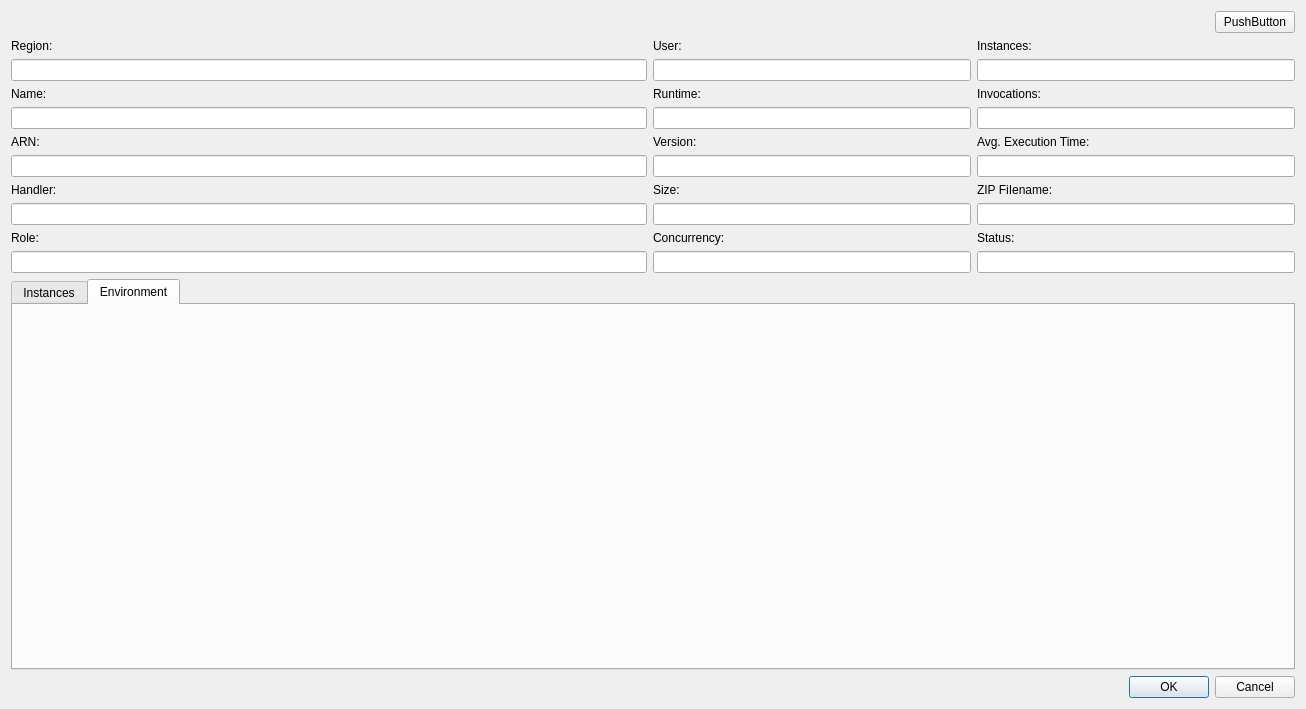
Before: the Qt Designer form src/modules/lambda/LambdaDetailsDialog.ui in jensvogt/awsmock-qt-ui, drawn with Qt 5.
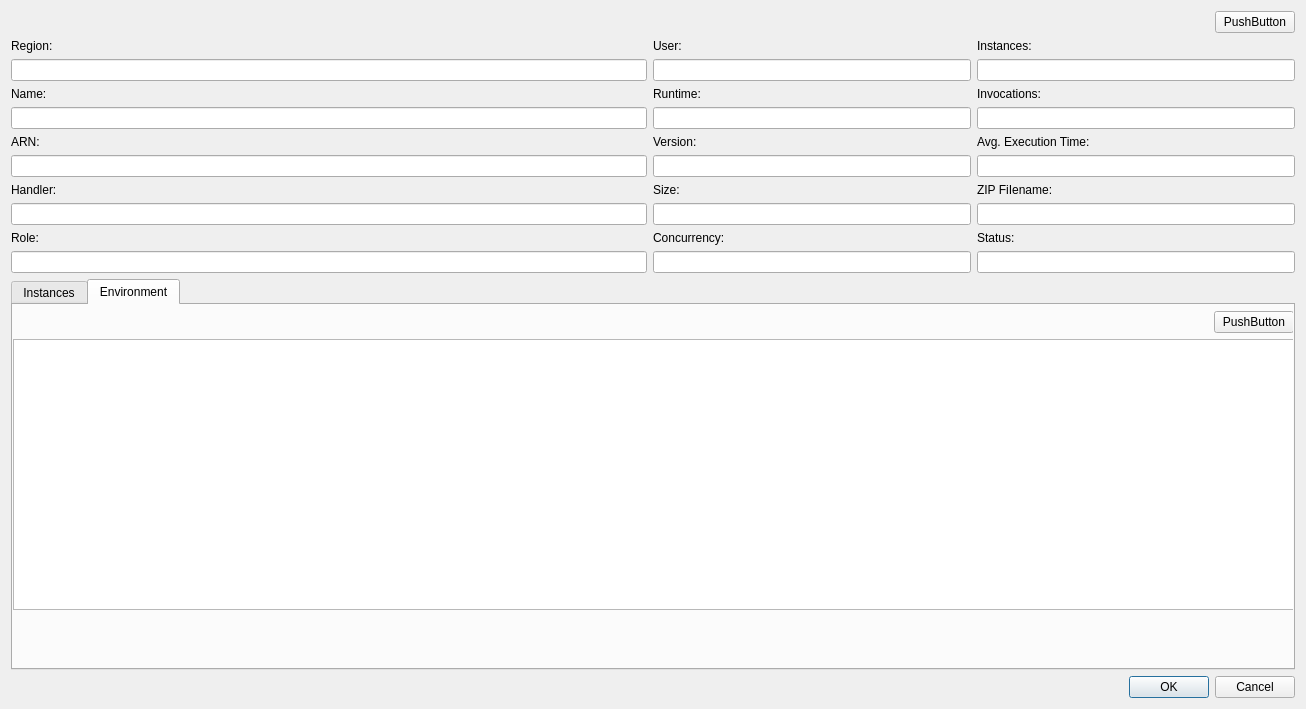
After: the same form once the commit is applied. The open tabs and pages were chosen to show the change.

Commit message: chore: add lambda environment tab in details dialog

What changed in the file:
```diff
--- a/src/modules/lambda/LambdaDetailsDialog.ui
+++ b/src/modules/lambda/LambdaDetailsDialog.ui
@@ -243,6 +243,51 @@
         <attribute name="title">
          <string>Environment</string>
         </attribute>
+        <widget class="QWidget" name="verticalLayoutWidget_2">
+         <property name="geometry">
+          <rect>
+           <x>0</x>
+           <y>0</y>
+           <width>1281</width>
+           <height>311</height>
+          </rect>
+         </property>
+         <layout class="QVBoxLayout" name="verticalLayout_3">
+          <property name="topMargin">
+           <number>6</number>
+          </property>
+          <property name="bottomMargin">
+           <number>6</number>
+          </property>
+          <item>
+           <layout class="QHBoxLayout" name="horizontalLayout_3">
+            <item>
+             <spacer name="horizontalSpacer_3">
+              <property name="orientation">
+               <enum>Qt::Orientation::Horizontal</enum>
+              </property>
+              <property name="sizeHint" stdset="0">
+               <size>
+                <width>40</width>
+                <height>20</height>
+               </size>
+              </property>
+             </spacer>
+            </item>
+            <item>
+             <widget class="QPushButton" name="environmentRefreshButton">
+              <property name="text">
+               <string>PushButton</string>
+              </property>
+             </widget>
+            </item>
+           </layout>
+          </item>
+          <item>
+           <widget class="QTableWidget" name="environmentTable"/>
+          </item>
+         </layout>
+        </widget>
        </widget>
       </widget>
      </item>
```
Left out of the diff: 2 changed lines with no effect on the pictures. The commit also changes 7 other files.
